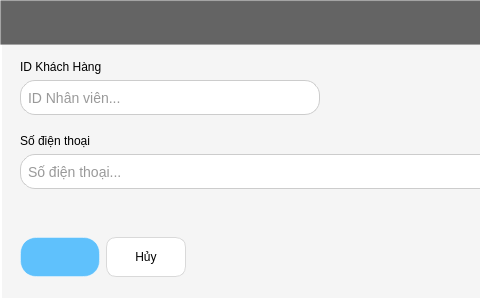
Before: the Qt Designer form src/modules/employee/ui/ui_design/add_customer.ui in Ryhtruly/Stationery-Officehub, drawn with Qt 5; both pictures show x 0 to 480 and y 0 to 300 of the 800 by 300 pixel window.
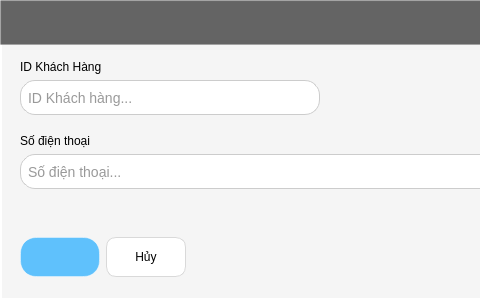
After: the same form once the commit is applied.

The edit to the form file:
```diff
--- a/src/modules/employee/ui/ui_design/add_customer.ui
+++ b/src/modules/employee/ui/ui_design/add_customer.ui
@@ -125,7 +125,7 @@
 }</string>
             </property>
             <property name="placeholderText">
-             <string>ID Nhân viên...</string>
+             <string>ID Khách hàng...</string>
             </property>
            </widget>
           </item>
```
